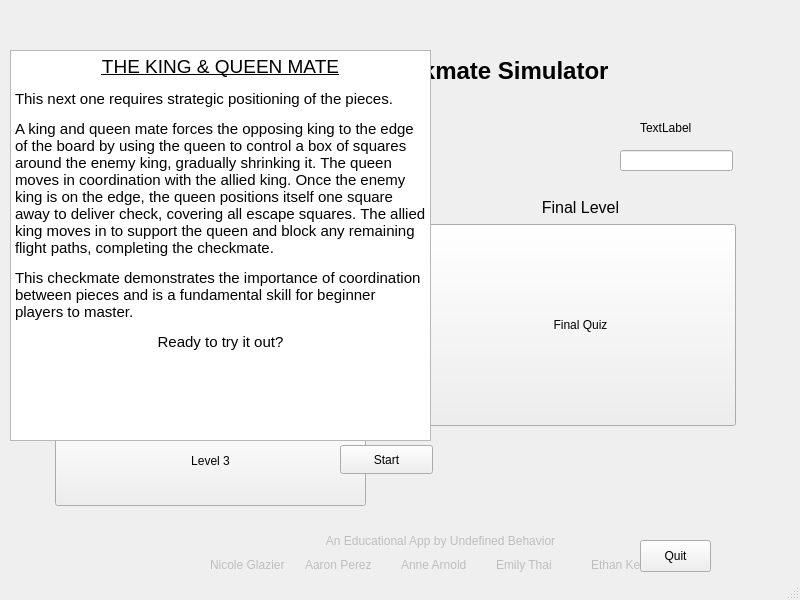
First picture: the form in startmenu.ui, repository University-of-Utah-CS3505/a9-edu-app-f24-birdy117, before the edit.
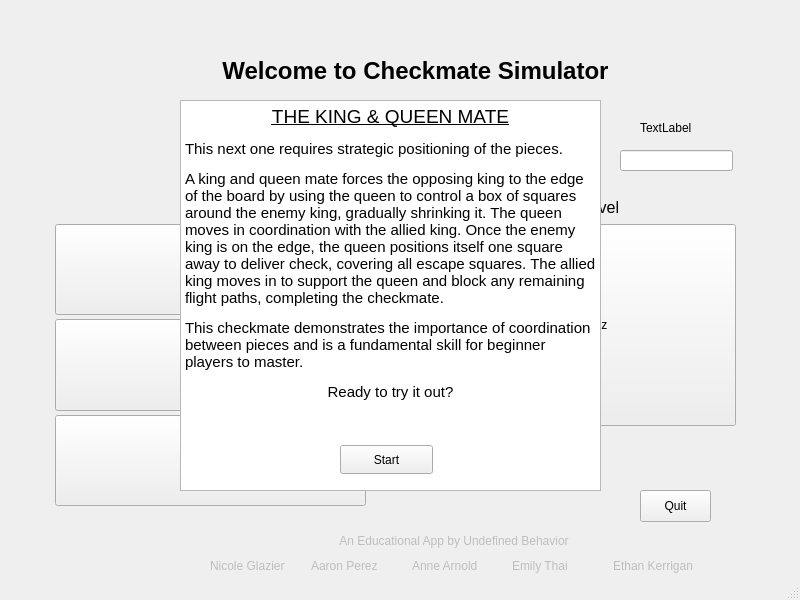
Second picture: the form after the edit. Icons and pictures are not drawn.

Commit message: Quit button was covered and checkmate description was covered by title.

Diff of the .ui file:
```diff
--- a/startmenu.ui
+++ b/startmenu.ui
@@ -188,7 +188,7 @@
     <property name="geometry">
      <rect>
       <x>640</x>
-      <y>540</y>
+      <y>490</y>
       <width>71</width>
       <height>32</height>
      </rect>
@@ -356,8 +356,8 @@
      <rect>
       <x>210</x>
       <y>530</y>
-      <width>461</width>
-      <height>45</height>
+      <width>488</width>
+      <height>47</height>
      </rect>
     </property>
     <layout class="QVBoxLayout" name="CreditsLayout">
@@ -439,8 +439,8 @@
    <widget class="QTextEdit" name="foolsMateText">
     <property name="geometry">
      <rect>
-      <x>10</x>
-      <y>50</y>
+      <x>180</x>
+      <y>100</y>
       <width>421</width>
       <height>391</height>
      </rect>
@@ -455,12 +455,12 @@
 hr { height: 1px; border-width: 0; }
 li.unchecked::marker { content: &quot;\2610&quot;; }
 li.checked::marker { content: &quot;\2612&quot;; }
-&lt;/style&gt;&lt;/head&gt;&lt;body style=&quot; font-family:'.AppleSystemUIFont'; font-size:13pt; font-weight:400; font-style:normal;&quot;&gt;
-&lt;p align=&quot;center&quot; style=&quot; margin-top:12px; margin-bottom:12px; margin-left:0px; margin-right:0px; -qt-block-indent:0; text-indent:0px;&quot;&gt;&lt;span style=&quot; font-family:'Segoe UI'; font-size:16pt; text-decoration: underline;&quot;&gt;FOOL'S MATE&lt;/span&gt;&lt;/p&gt;
-&lt;p style=&quot; margin-top:12px; margin-bottom:12px; margin-left:0px; margin-right:0px; -qt-block-indent:0; text-indent:0px;&quot;&gt;&lt;span style=&quot; font-family:'Segoe UI'; font-size:12pt;&quot;&gt;Fool's Mate is the quickest possible checkmate in chess, achievable in just two moves if Black capitalizes on a series of poor opening moves by White.&lt;/span&gt;&lt;/p&gt;
-&lt;p style=&quot; margin-top:12px; margin-bottom:12px; margin-left:0px; margin-right:0px; -qt-block-indent:0; text-indent:0px;&quot;&gt;&lt;span style=&quot; font-family:'Segoe UI'; font-size:12pt;&quot;&gt;It occurs when White exposes their king to attack by recklessly moving the pawns in front of it. In response, Black can move one of its pawns and then deliver a checkmate with its queen.&lt;/span&gt;&lt;/p&gt;
-&lt;p style=&quot; margin-top:12px; margin-bottom:12px; margin-left:0px; margin-right:0px; -qt-block-indent:0; text-indent:0px;&quot;&gt;&lt;span style=&quot; font-family:'Segoe UI'; font-size:12pt;&quot;&gt;Fool's Mate demonstrates the importance of developing pieces carefully and safeguarding the king early in the game, as even minor mistakes can lead to a swift defeat.&lt;/span&gt;&lt;/p&gt;
-&lt;p align=&quot;center&quot; style=&quot; margin-top:12px; margin-bottom:12px; margin-left:0px; margin-right:0px; -qt-block-indent:0; text-indent:0px;&quot;&gt;&lt;span style=&quot; font-family:'Segoe UI'; font-size:12pt;&quot;&gt;Ready to try it out?&lt;/span&gt;&lt;/p&gt;&lt;/body&gt;&lt;/html&gt;</string>
+&lt;/style&gt;&lt;/head&gt;&lt;body style=&quot; font-family:'Segoe UI'; font-size:9pt; font-weight:400; font-style:normal;&quot;&gt;
+&lt;p align=&quot;center&quot; style=&quot; margin-top:12px; margin-bottom:12px; margin-left:0px; margin-right:0px; -qt-block-indent:0; text-indent:0px;&quot;&gt;&lt;span style=&quot; font-size:16pt; text-decoration: underline;&quot;&gt;FOOL'S MATE&lt;/span&gt;&lt;/p&gt;
+&lt;p style=&quot; margin-top:12px; margin-bottom:12px; margin-left:0px; margin-right:0px; -qt-block-indent:0; text-indent:0px;&quot;&gt;&lt;span style=&quot; font-size:12pt;&quot;&gt;Fool's Mate is the quickest possible checkmate in chess, achievable in just two moves if Black capitalizes on a series of poor opening moves by White.&lt;/span&gt;&lt;/p&gt;
+&lt;p style=&quot; margin-top:12px; margin-bottom:12px; margin-left:0px; margin-right:0px; -qt-block-indent:0; text-indent:0px;&quot;&gt;&lt;span style=&quot; font-size:12pt;&quot;&gt;It occurs when White exposes their king to attack by recklessly moving the pawns in front of it. In response, Black can move one of its pawns and then deliver a checkmate with its queen.&lt;/span&gt;&lt;/p&gt;
+&lt;p style=&quot; margin-top:12px; margin-bottom:12px; margin-left:0px; margin-right:0px; -qt-block-indent:0; text-indent:0px;&quot;&gt;&lt;span style=&quot; font-size:12pt;&quot;&gt;Fool's Mate demonstrates the importance of developing pieces carefully and safeguarding the king early in the game, as even minor mistakes can lead to a swift defeat.&lt;/span&gt;&lt;/p&gt;
+&lt;p align=&quot;center&quot; style=&quot; margin-top:12px; margin-bottom:12px; margin-left:0px; margin-right:0px; -qt-block-indent:0; text-indent:0px;&quot;&gt;&lt;span style=&quot; font-size:12pt;&quot;&gt;Ready to try it out?&lt;/span&gt;&lt;/p&gt;&lt;/body&gt;&lt;/html&gt;</string>
     </property>
    </widget>
    <widget class="QPushButton" name="startButton">
@@ -479,8 +479,8 @@
    <widget class="QTextEdit" name="BackRankText">
     <property name="geometry">
      <rect>
-      <x>10</x>
-      <y>50</y>
+      <x>180</x>
+      <y>100</y>
       <width>421</width>
       <height>391</height>
      </rect>
@@ -495,19 +495,19 @@
 hr { height: 1px; border-width: 0; }
 li.unchecked::marker { content: &quot;\2610&quot;; }
 li.checked::marker { content: &quot;\2612&quot;; }
-&lt;/style&gt;&lt;/head&gt;&lt;body style=&quot; font-family:'.AppleSystemUIFont'; font-size:13pt; font-weight:400; font-style:normal;&quot;&gt;
-&lt;p align=&quot;center&quot; style=&quot; margin-top:12px; margin-bottom:12px; margin-left:0px; margin-right:0px; -qt-block-indent:0; text-indent:0px;&quot;&gt;&lt;span style=&quot; font-family:'Segoe UI'; font-size:16pt; text-decoration: underline;&quot;&gt;BACK RANK MATE&lt;/span&gt;&lt;/p&gt;
-&lt;p style=&quot; margin-top:12px; margin-bottom:12px; margin-left:0px; margin-right:0px; -qt-block-indent:0; text-indent:0px;&quot;&gt;&lt;span style=&quot; font-family:'Segoe UI'; font-size:12pt;&quot;&gt;This next one is a little harder...&lt;/span&gt;&lt;/p&gt;
-&lt;p style=&quot; margin-top:12px; margin-bottom:12px; margin-left:0px; margin-right:0px; -qt-block-indent:0; text-indent:0px;&quot;&gt;&lt;span style=&quot; font-family:'Segoe UI'; font-size:12pt;&quot;&gt;A back rank mate occurs when a player's king is trapped on the back row (AKA the &amp;quot;back rank&amp;quot;) of the board by its own pawns, leaving no escape squares. The opposing player delivers checkmate by placing a rook or queen on the back rank, where the king cannot avoid the attack.&lt;/span&gt;&lt;/p&gt;
-&lt;p style=&quot; margin-top:12px; margin-bottom:12px; margin-left:0px; margin-right:0px; -qt-block-indent:0; text-indent:0px;&quot;&gt;&lt;span style=&quot; font-family:'Segoe UI'; font-size:12pt;&quot;&gt;This type of checkmate highlights the importance of giving the king an escape square or ensuring the back rank is properly defended.&lt;/span&gt;&lt;/p&gt;
-&lt;p align=&quot;center&quot; style=&quot; margin-top:12px; margin-bottom:12px; margin-left:0px; margin-right:0px; -qt-block-indent:0; text-indent:0px;&quot;&gt;&lt;span style=&quot; font-family:'Segoe UI'; font-size:12pt;&quot;&gt;Ready to try it out?&lt;/span&gt;&lt;/p&gt;&lt;/body&gt;&lt;/html&gt;</string>
+&lt;/style&gt;&lt;/head&gt;&lt;body style=&quot; font-family:'Segoe UI'; font-size:9pt; font-weight:400; font-style:normal;&quot;&gt;
+&lt;p align=&quot;center&quot; style=&quot; margin-top:12px; margin-bottom:12px; margin-left:0px; margin-right:0px; -qt-block-indent:0; text-indent:0px;&quot;&gt;&lt;span style=&quot; font-size:16pt; text-decoration: underline;&quot;&gt;BACK RANK MATE&lt;/span&gt;&lt;/p&gt;
+&lt;p style=&quot; margin-top:12px; margin-bottom:12px; margin-left:0px; margin-right:0px; -qt-block-indent:0; text-indent:0px;&quot;&gt;&lt;span style=&quot; font-size:12pt;&quot;&gt;This next one is a little harder...&lt;/span&gt;&lt;/p&gt;
+&lt;p style=&quot; margin-top:12px; margin-bottom:12px; margin-left:0px; margin-right:0px; -qt-block-indent:0; text-indent:0px;&quot;&gt;&lt;span style=&quot; font-size:12pt;&quot;&gt;A back rank mate occurs when a player's king is trapped on the back row (AKA the &amp;quot;back rank&amp;quot;) of the board by its own pawns, leaving no escape squares. The opposing player delivers checkmate by placing a rook or queen on the back rank, where the king cannot avoid the attack.&lt;/span&gt;&lt;/p&gt;
+&lt;p style=&quot; margin-top:12px; margin-bottom:12px; margin-left:0px; margin-right:0px; -qt-block-indent:0; text-indent:0px;&quot;&gt;&lt;span style=&quot; font-size:12pt;&quot;&gt;This type of checkmate highlights the importance of giving the king an escape square or ensuring the back rank is properly defended.&lt;/span&gt;&lt;/p&gt;
+&lt;p align=&quot;center&quot; style=&quot; margin-top:12px; margin-bottom:12px; margin-left:0px; margin-right:0px; -qt-block-indent:0; text-indent:0px;&quot;&gt;&lt;span style=&quot; font-size:12pt;&quot;&gt;Ready to try it out?&lt;/span&gt;&lt;/p&gt;&lt;/body&gt;&lt;/html&gt;</string>
     </property>
    </widget>
    <widget class="QTextEdit" name="KingQueenText">
     <property name="geometry">
      <rect>
-      <x>10</x>
-      <y>50</y>
+      <x>180</x>
+      <y>100</y>
       <width>421</width>
       <height>391</height>
      </rect>
@@ -522,12 +522,12 @@
 hr { height: 1px; border-width: 0; }
 li.unchecked::marker { content: &quot;\2610&quot;; }
 li.checked::marker { content: &quot;\2612&quot;; }
-&lt;/style&gt;&lt;/head&gt;&lt;body style=&quot; font-family:'.AppleSystemUIFont'; font-size:13pt; font-weight:400; font-style:normal;&quot;&gt;
-&lt;p align=&quot;center&quot; style=&quot; margin-top:12px; margin-bottom:12px; margin-left:0px; margin-right:0px; -qt-block-indent:0; text-indent:0px;&quot;&gt;&lt;span style=&quot; font-family:'Segoe UI'; font-size:14pt; text-decoration: underline;&quot;&gt;THE KING &amp;amp; QUEEN MATE&lt;/span&gt;&lt;/p&gt;
-&lt;p style=&quot; margin-top:12px; margin-bottom:12px; margin-left:0px; margin-right:0px; -qt-block-indent:0; text-indent:0px;&quot;&gt;&lt;span style=&quot; font-family:'Segoe UI'; font-size:11pt;&quot;&gt;This next one requires strategic positioning of the pieces.&lt;/span&gt;&lt;/p&gt;
-&lt;p style=&quot; margin-top:12px; margin-bottom:12px; margin-left:0px; margin-right:0px; -qt-block-indent:0; text-indent:0px;&quot;&gt;&lt;span style=&quot; font-family:'Segoe UI'; font-size:11pt;&quot;&gt;A king and queen mate forces the opposing king to the edge of the board by using the queen to control a box of squares around the enemy king, gradually shrinking it. The queen moves in coordination with the allied king. Once the enemy king is on the edge, the queen positions itself one square away to deliver check, covering all escape squares. The allied king moves in to support the queen and block any remaining flight paths, completing the checkmate.&lt;/span&gt;&lt;/p&gt;
-&lt;p style=&quot; margin-top:12px; margin-bottom:12px; margin-left:0px; margin-right:0px; -qt-block-indent:0; text-indent:0px;&quot;&gt;&lt;span style=&quot; font-family:'Segoe UI'; font-size:11pt;&quot;&gt;This checkmate demonstrates the importance of coordination between pieces and is a fundamental skill for beginner players to master.&lt;/span&gt;&lt;/p&gt;
-&lt;p align=&quot;center&quot; style=&quot; margin-top:12px; margin-bottom:12px; margin-left:0px; margin-right:0px; -qt-block-indent:0; text-indent:0px;&quot;&gt;&lt;span style=&quot; font-family:'Segoe UI'; font-size:11pt;&quot;&gt;Ready to try it out?&lt;/span&gt;&lt;/p&gt;&lt;/body&gt;&lt;/html&gt;</string>
+&lt;/style&gt;&lt;/head&gt;&lt;body style=&quot; font-family:'Segoe UI'; font-size:9pt; font-weight:400; font-style:normal;&quot;&gt;
+&lt;p align=&quot;center&quot; style=&quot; margin-top:12px; margin-bottom:12px; margin-left:0px; margin-right:0px; -qt-block-indent:0; text-indent:0px;&quot;&gt;&lt;span style=&quot; font-size:14pt; text-decoration: underline;&quot;&gt;THE KING &amp;amp; QUEEN MATE&lt;/span&gt;&lt;/p&gt;
+&lt;p style=&quot; margin-top:12px; margin-bottom:12px; margin-left:0px; margin-right:0px; -qt-block-indent:0; text-indent:0px;&quot;&gt;&lt;span style=&quot; font-size:11pt;&quot;&gt;This next one requires strategic positioning of the pieces.&lt;/span&gt;&lt;/p&gt;
+&lt;p style=&quot; margin-top:12px; margin-bottom:12px; margin-left:0px; margin-right:0px; -qt-block-indent:0; text-indent:0px;&quot;&gt;&lt;span style=&quot; font-size:11pt;&quot;&gt;A king and queen mate forces the opposing king to the edge of the board by using the queen to control a box of squares around the enemy king, gradually shrinking it. The queen moves in coordination with the allied king. Once the enemy king is on the edge, the queen positions itself one square away to deliver check, covering all escape squares. The allied king moves in to support the queen and block any remaining flight paths, completing the checkmate.&lt;/span&gt;&lt;/p&gt;
+&lt;p style=&quot; margin-top:12px; margin-bottom:12px; margin-left:0px; margin-right:0px; -qt-block-indent:0; text-indent:0px;&quot;&gt;&lt;span style=&quot; font-size:11pt;&quot;&gt;This checkmate demonstrates the importance of coordination between pieces and is a fundamental skill for beginner players to master.&lt;/span&gt;&lt;/p&gt;
+&lt;p align=&quot;center&quot; style=&quot; margin-top:12px; margin-bottom:12px; margin-left:0px; margin-right:0px; -qt-block-indent:0; text-indent:0px;&quot;&gt;&lt;span style=&quot; font-size:11pt;&quot;&gt;Ready to try it out?&lt;/span&gt;&lt;/p&gt;&lt;/body&gt;&lt;/html&gt;</string>
     </property>
    </widget>
    <widget class="QLabel" name="inputBoxQuestion">
```
The commit also changes 1 other file.
